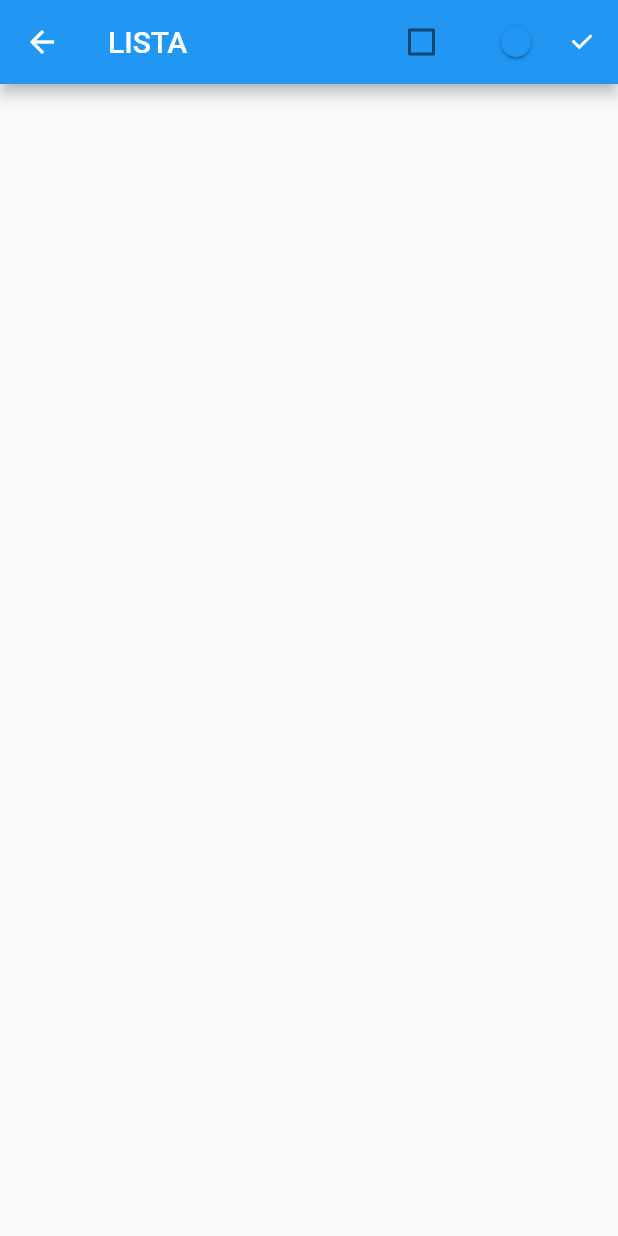
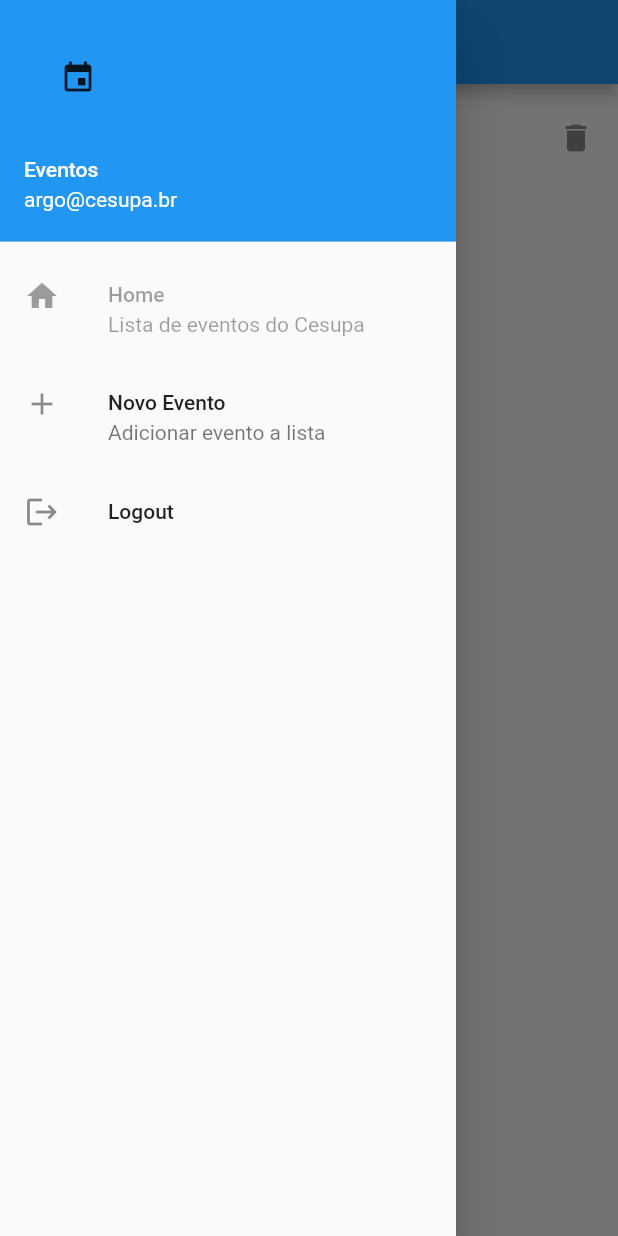
Before and after one commit to rcasseb/argo_eventos, a Flutter app: the Lista screen opened by its route, with the side drawer open (before the commit the screen has no drawer), on a phone screen of 412 x 824 dp. Run offline on Flutter 3.47's test engine with Material 2 defaults, Android fonts, the light colour scheme and no system bars; missing offline and left inert: dart:html.

Commit message:
telas de listar, adicionar e exibir evento

```diff
--- a/lib/lista.dart
+++ b/lib/lista.dart
@@ -11,22 +11,57 @@ class _ListaState extends State<Lista> {
   @override
   Widget build(BuildContext context) {
     return Scaffold(
+      drawer: Drawer(
+        child: Column(
+          children: [
+            UserAccountsDrawerHeader(
+                currentAccountPicture: Icon(Icons.event),
+                accountName: Text("Eventos"),
+                accountEmail: Text("argo@cesupa.br")),
+            ListTile(
+              leading: Icon(Icons.home),
+              title: Text("Home"),
+              subtitle: Text("Lista de eventos do Cesupa"),
+              enabled: false,
+            ),
+            ListTile(
+              leading: Icon(Icons.add),
+              title: Text("Novo Evento"),
+              subtitle: Text("Adicionar evento a lista"),
+              onTap: () {
+                Navigator.pushNamed(context, "novo");
+              },
+            ),
+            ListTile(
+              leading: Icon(Icons.logout),
+              title: Text("Logout"),
+              onTap: () {
+                Navigator.pushReplacementNamed(context, "login");
+              },
+            )
+          ],
+        ),
+      ),
       appBar: AppBar(
-        title: Text("LISTA"),
-        actions: [
-          Checkbox(
-              value: cheked,
-              onChanged: (value) {
-                setState(() {
-                  cheked = !cheked;
-                });
-              }),
-          Switch(value: true, onChanged: (value) {}),
-          Checkbox(value: true, onChanged: (value) {}),
-        ],
+        title: Text("Eventos - Cesupa Argo"),
       ),
-      body: Center(),
+      body: _lista(),
     );
-    ;
+  }
+
+  Widget _lista() {
+    return ListView(
+      children: [
+        ListTile(
+          leading: Icon(Icons.event),
+          title: Text("TESTE TESTE"),
+          subtitle: Text("Teste de item de lista"),
+          onTap: () {
+            Navigator.pushNamed(context, "detalhes");
+          },
+          trailing: Icon(Icons.delete),
+        ),
+      ],
+    );
   }
 }
--- a/lib/main.dart
+++ b/lib/main.dart
@@ -1,3 +1,7 @@
+import 'dart:html';
+
+import 'package:componente_e_navegacao/detalhes.dart';
+import 'package:componente_e_navegacao/novo_evento.dart';
 import 'package:flutter/material.dart';
 
 import 'lista.dart';
@@ -19,6 +23,8 @@ class MyApp extends StatelessWidget {
       routes: {
         'login': (context) => Login(),
         'lista': (context) => Lista(),
+        'novo': (context) => NovoEvento(),
+        'detalhes': (context) => Detalhes(),
       },
     );
   }
--- /dev/null
+++ b/lib/menu.dart
@@ -0,0 +1,45 @@
+import 'package:flutter/material.dart';
+
+class Menu {
+  Widget _body;
+
+  Menu(this._body);
+
+  Widget build(BuildContext context) {
+    return Scaffold(
+      drawer: Drawer(
+        child: Column(
+          children: [
+            ListTile(
+              leading: Icon(Icons.home),
+              title: Text("Home"),
+              subtitle: Text("Lista de evento Cesupa"),
+              onTap: () {
+                print("cliquei no home");
+              },
+            ),
+            ListTile(
+              leading: Icon(Icons.add),
+              title: Text("Novo Evento"),
+              subtitle: Text("Adicionar evento a lista"),
+              onTap: () {
+                print("cliquei no home");
+              },
+            ),
+            ListTile(
+              leading: Icon(Icons.logout),
+              title: Text("Logout"),
+              onTap: () {
+                Navigator.pushReplacementNamed(context, "login");
+              },
+            )
+          ],
+        ),
+      ),
+      appBar: AppBar(
+        title: Text("Eventos - Cesupa Argo"),
+      ),
+      body: _body,
+    );
+  }
+}
--- /dev/null
+++ b/lib/novo_evento.dart
@@ -0,0 +1,81 @@
+import 'package:flutter/material.dart';
+
+class NovoEvento extends StatelessWidget {
+  @override
+  Widget build(BuildContext context) {
+    return Scaffold(
+      drawer: Drawer(
+        child: Column(
+          children: [
+            UserAccountsDrawerHeader(
+                currentAccountPicture: Icon(Icons.event),
+                accountName: Text("Eventos"),
+                accountEmail: Text("argo@cesupa.br")),
+            ListTile(
+              leading: Icon(Icons.home),
+              title: Text("Home"),
+              subtitle: Text("Lista de eventos do Cesupa"),
+              onTap: () {
+                Navigator.pushNamed(context, 'lista');
+              },
+            ),
+            ListTile(
+              leading: Icon(Icons.add),
+              title: Text("Novo Evento"),
+              subtitle: Text("Adicionar evento a lista"),
+              enabled: false,
+            ),
+            ListTile(
+              leading: Icon(Icons.logout),
+              title: Text("Logout"),
+              onTap: () {
+                Navigator.pushReplacementNamed(context, "login");
+              },
+            )
+          ],
+        ),
+      ),
+      appBar: AppBar(
+        title: Text("Adicionar novo evento"),
+      ),
+      body: _form(),
+    );
+  }
+
+  Widget _form() {
+    return Center(
+      child: Column(
+        children: [
+          Padding(
+            padding: const EdgeInsets.all(10.0),
+            child: TextField(
+              decoration: InputDecoration(
+                  labelText: 'Título do evento', border: OutlineInputBorder()),
+            ),
+          ),
+          Padding(
+            padding: const EdgeInsets.all(10.0),
+            child: TextField(
+              decoration: InputDecoration(
+                  labelText: 'Assunto', border: OutlineInputBorder()),
+            ),
+          ),
+          Padding(
+            padding: const EdgeInsets.all(10.0),
+            child: TextField(
+              keyboardType: TextInputType.datetime,
+              decoration: InputDecoration(
+                labelText: 'Data do evento',
+                border: OutlineInputBorder(),
+              ),
+            ),
+          ),
+          TextButton(
+            onPressed: () {},
+            child: Text("Cadastrar Evento"),
+          )
+        ],
+      ),
+    );
+  }
+}
```
Also changed, not shown: lib/detalhes.dart (added, +31 -0 lines).
